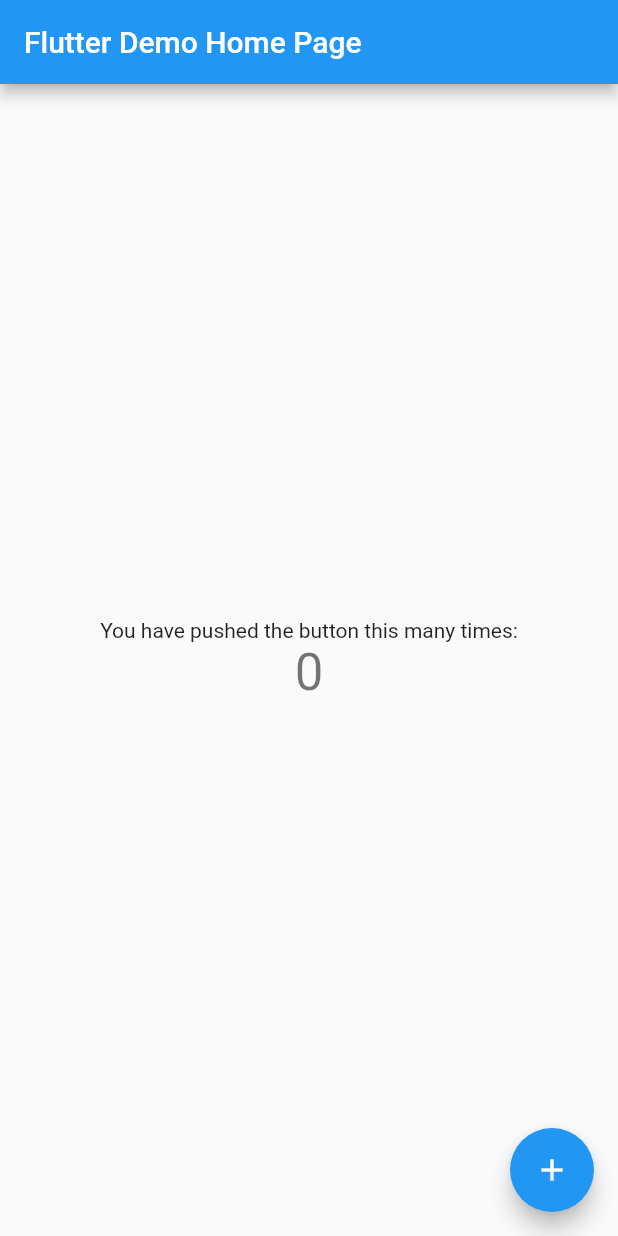
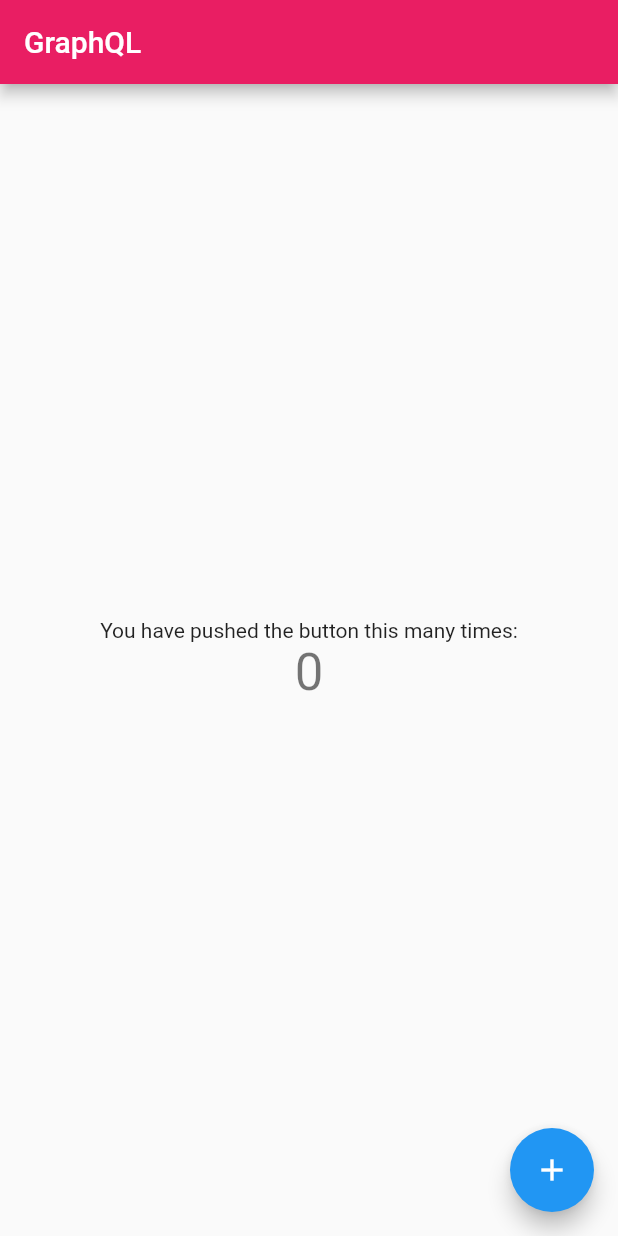
Before and after one commit to kmh339/flutter_gql, a Flutter app: the screen it shows after launch, on a phone screen of 412 x 824 dp. Run offline on Flutter 3.47's test engine with Material 2 defaults, Android fonts, the phone set to English and light mode, and no system bars.

Commit message:
change primary color

```diff
--- a/lib/main.dart
+++ b/lib/main.dart
@@ -9,7 +9,12 @@ class MyApp extends StatelessWidget {
   Widget build(BuildContext context) {
     return MaterialApp(
       title: 'Flutter Demo',
-      home: MyHomePage(title: 'Flutter Demo Home Page'),
+      theme: ThemeData(
+        primaryColor: Colors.pink,
+      ),
+      home: MyHomePage(
+        title: 'GraphQL',
+      ),
     );
   }
 }
```
